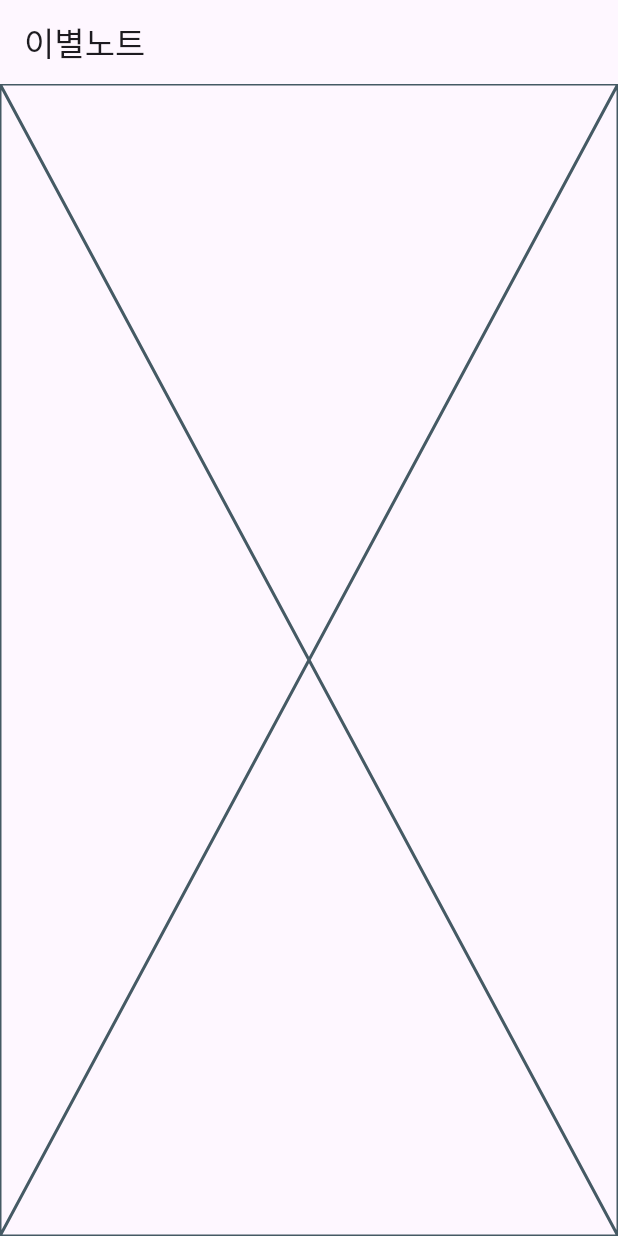
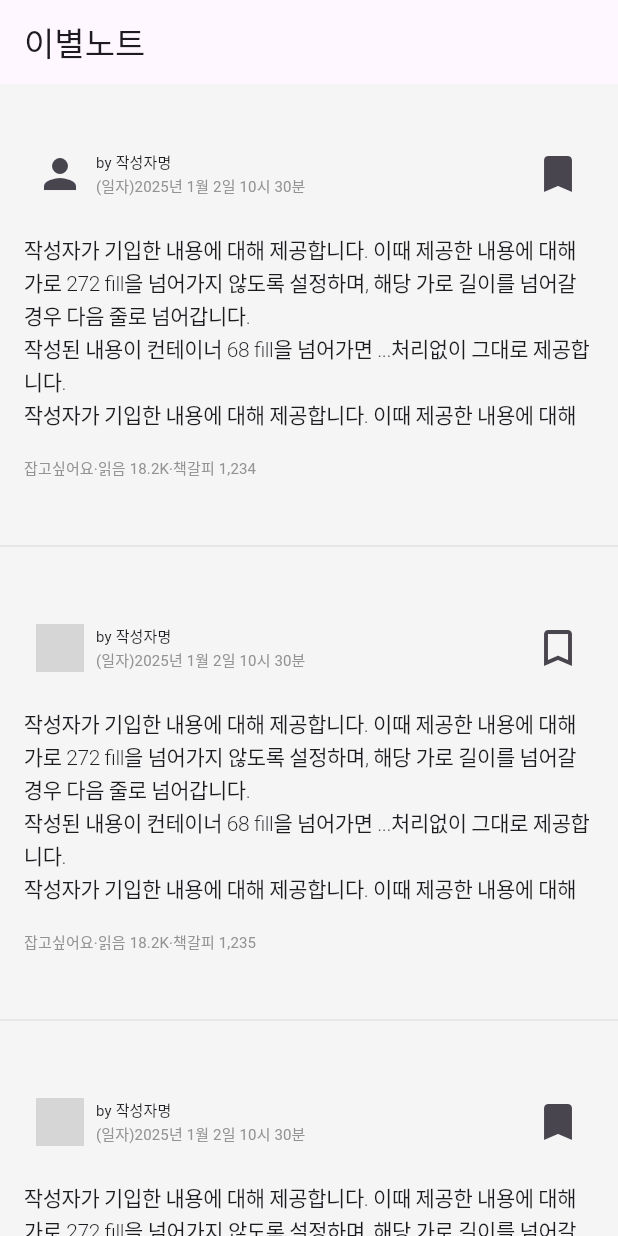
Before and after one commit to Ibyeol-note/client, a Flutter app: the screen it shows after launch, on a phone screen of 412 x 824 dp. Run offline on Flutter 3.47's test engine with Material 3 defaults, Android fonts, the phone set to English and light mode, and no system bars; our stand-ins replace flutter_dotenv, flutter_riverpod, freezed_annotation, shared_preferences; missing offline and left inert: dart:js; generated files the repository leaves out were written again; network calls fail; Roboto replaces fonts that are missing (SpoqaHanSansNeo); grey boxes are pictures that could not be loaded.

Commit message:
chore: 카드 확인용

```diff
--- a/lib/home/home_view.dart
+++ b/lib/home/home_view.dart
@@ -1,5 +1,7 @@
 import 'package:flutter/material.dart';
 import 'package:flutter_riverpod/flutter_riverpod.dart';
+import 'package:ibyeol_note/library/components/library_card.dart';
+import 'package:ibyeol_note/common/styles/colors.dart';
 
 class HomeView extends ConsumerWidget {
   const HomeView({super.key});
@@ -10,7 +12,29 @@ class HomeView extends ConsumerWidget {
       appBar: AppBar(
         title: const Text('이별노트'),
       ),
-      body: const Placeholder(),
+      body: Container(
+        color: MyColors.gray50,
+        child: ListView.separated(
+          itemCount: 10,
+          separatorBuilder: (context, index) => const Divider(color: MyColors.gray100),
+          itemBuilder: (context, index) => Padding(
+            padding: const EdgeInsets.symmetric(horizontal: 8.0, vertical: 28.0),
+            child: LibraryCard(
+              data: LibraryCardData(
+                date: DateTime.now(),
+                writter: '작성자명',
+                bodyText:
+                    '작성자가 기입한 내용에 대해 제공합니다. 이때 제공한 내용에 대해 가로 272 fill을 넘어가지 않도록 설정하며, 해당 가로 길이를 넘어갈 경우 다음 줄로 넘어갑니다.\n작성된 내용이 컨테이너 68 fill을 넘어가면 ...처리없이 그대로 제공합니다.\n작성자가 기입한 내용에 대해 제공합니다. 이때 제공한 내용에 대해 가로 272 fill을 넘어가지 않도록 설정하며, 해당 가로 길이를 넘어갈 경우 다음 줄로 넘어갑니다.',
+                isHoldOn: false,
+                viewCount: 18200 + index,
+                bookmarkCount: 1234 + index,
+                profileImage: index % 3 == 0 ? null : 'https://picsum.photos/seed/${index + 1}/200/300',
+                isBookmarked: index % 2 == 0,
+              ),
+            ),
+          ),
+        ),
+      ),
     );
   }
 }
```
